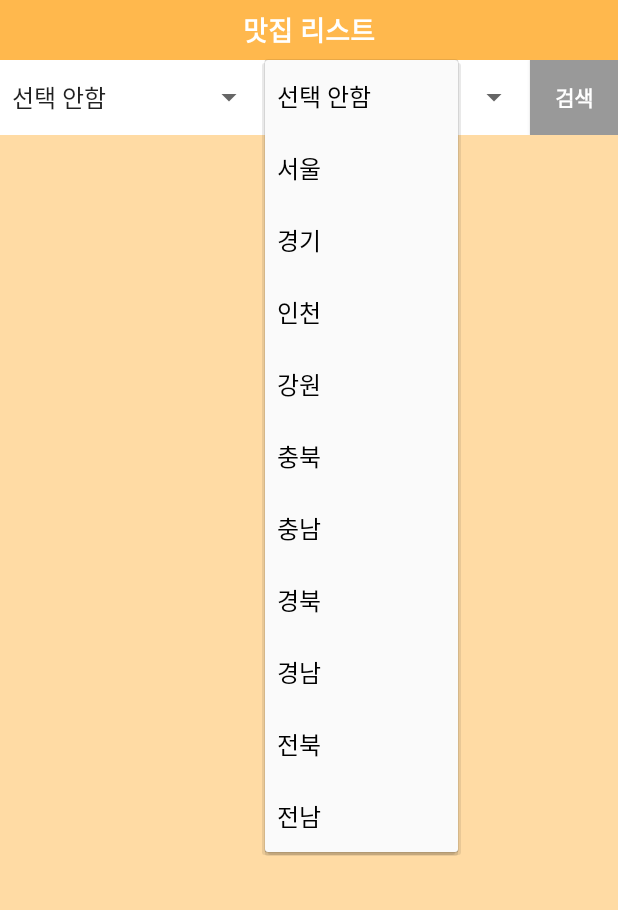
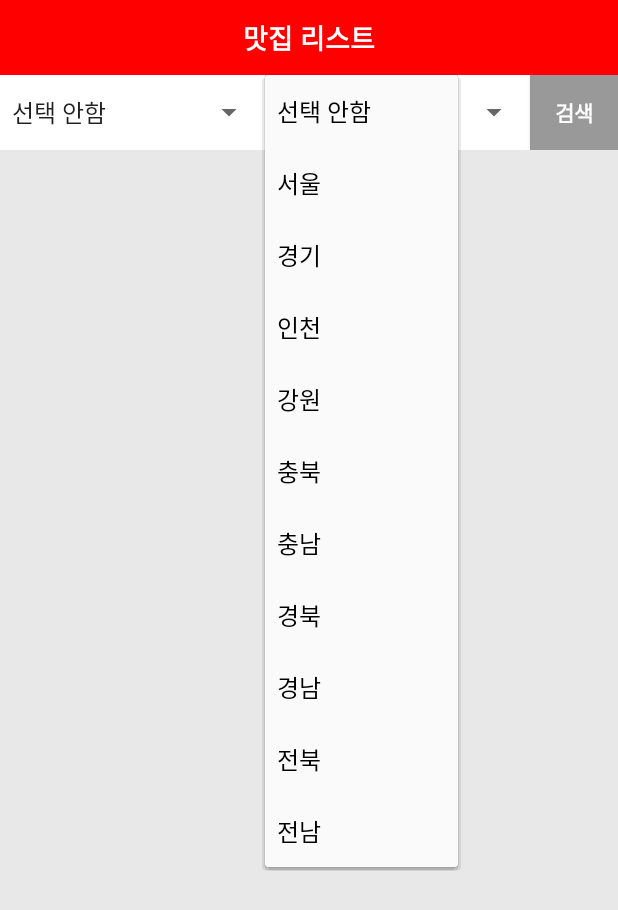
Before and after one commit to JangJuRi/FoodMemo, an Android app: the FoodSearchForm screen opened directly, with no data from a screen before it, after a tap on "맛집 리스트", on a phone screen of 412 x 824 dp. Shown: the top 910 px of the screen. Run offline under Robolectric (Android 15) with nearby library versions, the phone set to English and light mode, and no system bars.

Commit message:
레이아웃 변경

```diff
--- a/app/src/main/res/drawable/splashform.xml
+++ b/app/src/main/res/drawable/splashform.xml
@@ -1,6 +1,6 @@
 <?xml version="1.0" encoding="utf-8"?>
 <layer-list xmlns:android="http://schemas.android.com/apk/res/android">
-    <item android:drawable="@color/colorPrimaryDark"/>
+    <item android:drawable="@color/splashColor"/>
     <item>
         <bitmap
             android:src="@drawable/logo2"
--- a/app/src/main/res/layout/food_searchform.xml
+++ b/app/src/main/res/layout/food_searchform.xml
@@ -8,6 +8,6 @@
         android:id="@+id/foodListview"
         android:layout_width="match_parent"
         android:layout_height="match_parent"
-        android:background="#FFDBA4"
+        android:background="#E8E8E8"
         android:divider="#00000000" />
 </android.support.constraint.ConstraintLayout>
--- a/app/src/main/res/layout/list_header.xml
+++ b/app/src/main/res/layout/list_header.xml
@@ -13,8 +13,8 @@
         <TextView
             android:id="@+id/list_total"
             android:layout_width="match_parent"
-            android:layout_height="40dp"
-            android:background="@color/colorPrimaryDark"
+            android:layout_height="50dp"
+            android:background="#FF0000"
             android:gravity="center"
             android:text="맛집 리스트"
             android:textColor="@android:color/background_light"
--- a/app/src/main/res/values/colors.xml
+++ b/app/src/main/res/values/colors.xml
@@ -1,7 +1,8 @@
 <?xml version="1.0" encoding="utf-8"?>
 <resources>
     <color name="colorPrimary">#C0D2D7</color>
-    <color name="colorPrimaryDark">#FFB84D</color>
+    <color name="colorPrimaryDark">#000000</color>
     <color name="colorAccent">#D81B60</color>
     <color name="buttonColor">#4C89C0</color>
+    <color name="splashColor">#FFFFFF</color>
 </resources>
```
Also changed, not shown: app/src/main/java/com/example/foodmemo/MainActivity.java (+4 -4 lines), app/src/main/res/layout/activity_main.xml (+56 -48 lines), 1 other file.
